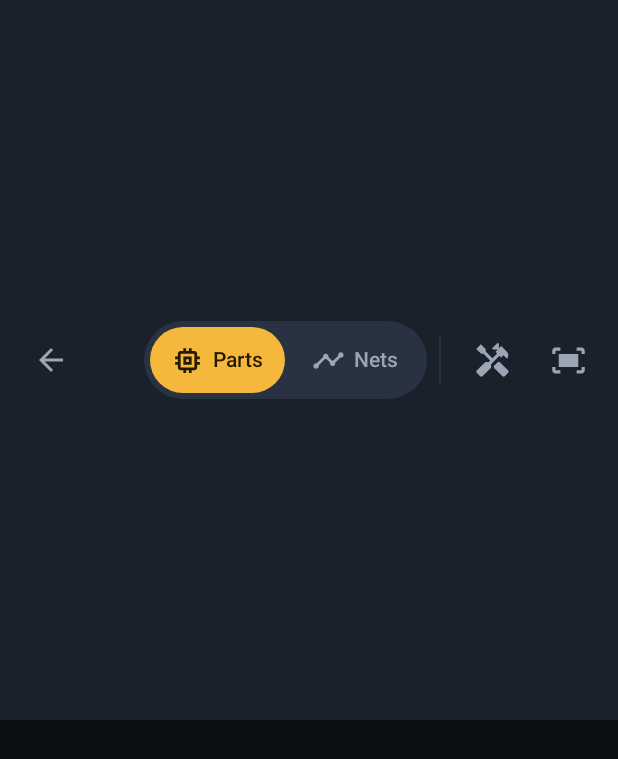
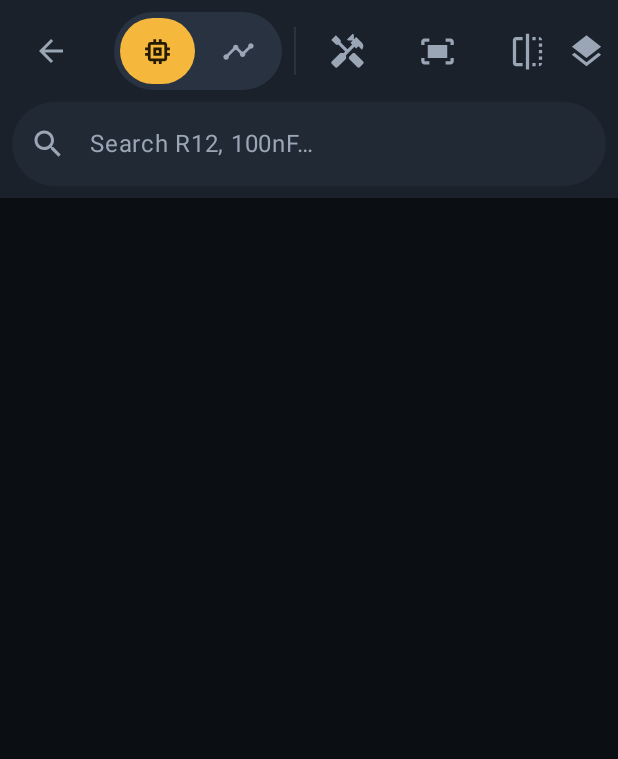
Before and after one commit to ViniciusAlexandre05/Flux, an Android app built with Jetpack Compose: the composable TopBar called with empty values, on a phone screen of 412 x 824 dp. Shown: the top 759 px of the screen. Run offline under Robolectric (Android 15) with nearby library versions, the phone set to English and light mode, and no system bars.

Commit message:
Top bar: keep search to one line; move it to its own row on narrow screens
A squeezed OutlinedTextField let its placeholder wrap word by word, growing the top bar over the board in portrait. Placeholder is now single-line and the search field gets its own full-width row below 1040dp; the Parts/Nets toggle drops its labels below 640dp.

```diff
--- a/app/src/main/java/com/pcbsolderview/ui/BoardScreen.kt
+++ b/app/src/main/java/com/pcbsolderview/ui/BoardScreen.kt
@@ -393,7 +393,7 @@ private fun BarIcon(icon: ImageVector, label: String, onClick: () -> Unit, check
 
 /** Parts / Nets as one two-option control with labels. */
 @Composable
-private fun InspectModeToggle(tool: Tool, onTool: (Tool) -> Unit) {
+private fun InspectModeToggle(tool: Tool, onTool: (Tool) -> Unit, showLabels: Boolean = true) {
     Surface(color = MaterialTheme.colorScheme.surfaceContainerHighest, shape = MaterialTheme.shapes.extraLarge) {
         Row(Modifier.padding(4.dp), horizontalArrangement = Arrangement.spacedBy(4.dp)) {
             listOf(Tool.COMPONENTS to "Parts", Tool.NETS to "Nets").forEach { (t, label) ->
@@ -408,8 +408,10 @@ private fun InspectModeToggle(tool: Tool, onTool: (Tool) -> Unit) {
                 ) {
                     val fg = if (on) MaterialTheme.colorScheme.onPrimary else MaterialTheme.colorScheme.onSurfaceVariant
                     Icon(toolIcon(t), contentDescription = toolLabel(t), tint = fg, modifier = Modifier.size(22.dp))
+                    if (showLabels) {
                         Spacer(Modifier.width(6.dp))
-                    Text(label, color = fg, style = MaterialTheme.typography.labelLarge)
+                        Text(label, color = fg, style = MaterialTheme.typography.labelLarge, maxLines = 1)
+                    }
                 }
             }
         }
@@ -421,23 +423,49 @@ private fun BarDivider() {
     Box(Modifier.width(1.dp).height(32.dp).background(MaterialTheme.colorScheme.outlineVariant))
 }
 
+/** Below this width the search field moves to its own row (portrait tablet, phones). */
+private val SEARCH_INLINE_MIN_WIDTH = 1040.dp
+
 @Composable
 private fun TopBar(title: String, subtitle: String, state: UiState, vm: BoardViewModel, onFit: () -> Unit, onFlip: () -> Unit) {
-    val focus = LocalFocusManager.current
     Surface(color = MaterialTheme.colorScheme.surfaceContainer) {
+        BoxWithConstraints(Modifier.fillMaxWidth()) {
+            val inline = maxWidth >= SEARCH_INLINE_MIN_WIDTH
+            val compactToggle = maxWidth < 640.dp
+            Column(Modifier.fillMaxWidth().padding(horizontal = 8.dp, vertical = 8.dp), verticalArrangement = Arrangement.spacedBy(8.dp)) {
                 Row(
-            Modifier.fillMaxWidth().padding(horizontal = 8.dp, vertical = 8.dp),
+                    Modifier.fillMaxWidth(),
                     verticalAlignment = Alignment.CenterVertically,
                     horizontalArrangement = Arrangement.spacedBy(8.dp),
                 ) {
                     IconButton(onClick = vm::closeBoard, modifier = Modifier.size(52.dp).testTag("back")) {
                         Icon(Icons.AutoMirrored.Filled.ArrowBack, contentDescription = "Back to start")
                     }
-            Column(Modifier.widthIn(max = 220.dp)) {
+                    Column(if (inline) Modifier.widthIn(max = 220.dp) else Modifier.weight(1f)) {
                         Text(title, maxLines = 1, overflow = TextOverflow.Ellipsis, style = MaterialTheme.typography.titleMedium)
                         Text(subtitle, maxLines = 1, overflow = TextOverflow.Ellipsis, style = MaterialTheme.typography.labelMedium, color = MaterialTheme.colorScheme.onSurfaceVariant)
                     }
-            Spacer(Modifier.width(4.dp))
+                    if (inline) SearchField(state, vm, Modifier.weight(1f))
+                    InspectModeToggle(state.tool, vm::setTool, showLabels = !compactToggle)
+                    BarDivider()
+                    BarIcon(Icons.Filled.Handyman, "Tools", vm::toggleToolsPanel, checked = state.showToolsPanel, tag = "tools.button")
+                    BarIcon(Icons.Filled.FitScreen, "Fit to screen", onFit)
+                    BarIcon(
+                        Icons.Filled.Flip,
+                        if (state.visibleSide == Side.TOP) "Showing top — tap for bottom view" else "Showing bottom — tap for top view",
+                        onFlip, checked = state.visibleSide == Side.BOTTOM, tag = "flip",
+                    )
+                    BarIcon(Icons.Filled.Layers, "Layers & display", vm::toggleLayersPanel, checked = state.showLayersPanel)
+                }
+                if (!inline) SearchField(state, vm, Modifier.fillMaxWidth())
+            }
+        }
+    }
+}
+
+@Composable
+private fun SearchField(state: UiState, vm: BoardViewModel, modifier: Modifier) {
+    val focus = LocalFocusManager.current
     OutlinedTextField(
         shape = MaterialTheme.shapes.extraLarge,
         colors = OutlinedTextFieldDefaults.colors(
@@ -448,8 +476,9 @@ private fun TopBar(title: String, subtitle: String, state: UiState, vm: BoardVie
         value = state.query,
         onValueChange = vm::search,
         singleLine = true,
-                placeholder = { Text("Search R12, 100nF…") },
-                leadingIcon = { Icon(Icons.Filled.Search, contentDescription = null) },
+        // One line only: a squeezed placeholder used to wrap word by word and grow the bar.
+        placeholder = { Text("Search R12, 100nF…", maxLines = 1, overflow = TextOverflow.Ellipsis) },
+        leadingIcon = { Icon(Icons.Filled.Search, contentDescription = null, modifier = Modifier.size(24.dp)) },
         trailingIcon = {
             if (state.query.isNotEmpty()) IconButton(onClick = vm::clearSearch) {
                 Icon(Icons.Filled.Close, contentDescription = "Clear search")
@@ -457,20 +486,8 @@ private fun TopBar(title: String, subtitle: String, state: UiState, vm: BoardVie
         },
         keyboardOptions = KeyboardOptions(imeAction = ImeAction.Search),
         keyboardActions = KeyboardActions(onSearch = { vm.pickResult(null); focus.clearFocus() }),
-                modifier = Modifier.weight(1f).testTag("search"),
+        modifier = modifier.heightIn(max = 64.dp).testTag("search"),
     )
-            InspectModeToggle(state.tool, vm::setTool)
-            BarDivider()
-            BarIcon(Icons.Filled.Handyman, "Tools", vm::toggleToolsPanel, checked = state.showToolsPanel, tag = "tools.button")
-            BarIcon(Icons.Filled.FitScreen, "Fit to screen", onFit)
-            BarIcon(
-                Icons.Filled.Flip,
-                if (state.visibleSide == Side.TOP) "Showing top — tap for bottom view" else "Showing bottom — tap for top view",
-                onFlip, checked = state.visibleSide == Side.BOTTOM, tag = "flip",
-            )
-            BarIcon(Icons.Filled.Layers, "Layers & display", vm::toggleLayersPanel, checked = state.showLayersPanel)
-        }
-    }
 }
 
 @Composable
```
Lines whose indentation alone changed are shown as unchanged.
